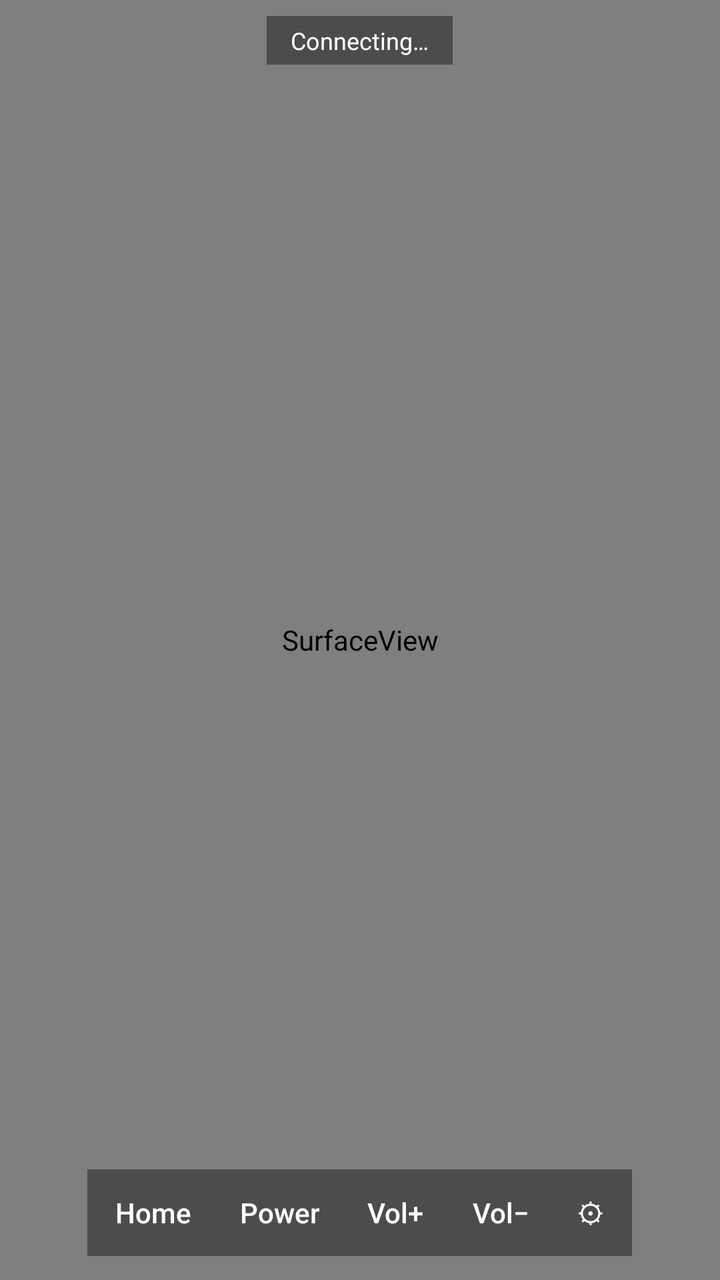
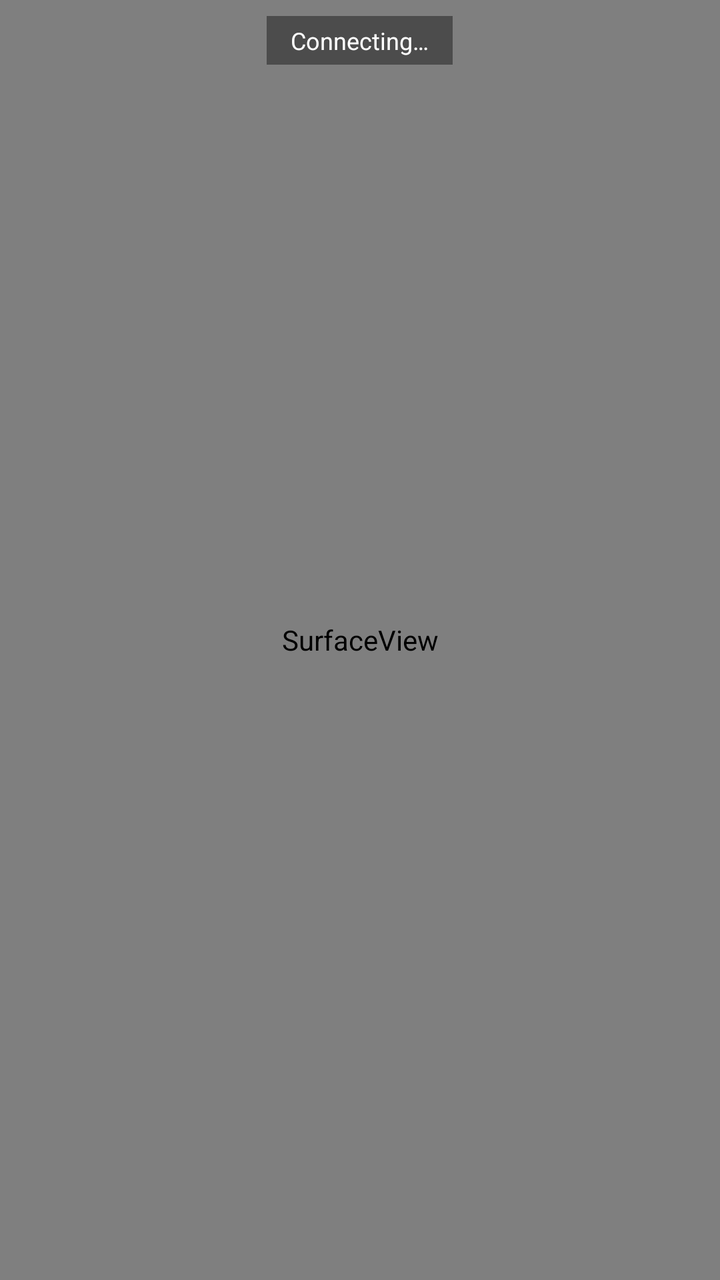

The first picture is an Android layout as it rendered before a commit; the second is the same layout after the commit. The layout source and the unified diff follow.
<!-- AndroidManifest.xml: activity theme Theme.VPhoneClient.Fullscreen -->
<!-- res/layout/activity_main.xml -->
<?xml version="1.0" encoding="utf-8"?>
<FrameLayout xmlns:android="http://schemas.android.com/apk/res/android"
    android:id="@+id/root"
    android:layout_width="match_parent"
    android:layout_height="match_parent"
    android:background="#000000">

    <SurfaceView
        android:id="@+id/surface"
        android:layout_width="match_parent"
        android:layout_height="match_parent"
        android:layout_gravity="center" />

    <TextView
        android:id="@+id/status"
        android:layout_width="wrap_content"
        android:layout_height="wrap_content"
        android:layout_gravity="top|center_horizontal"
        android:layout_marginTop="8dp"
        android:paddingLeft="12dp"
        android:paddingRight="12dp"
        android:paddingTop="4dp"
        android:paddingBottom="4dp"
        android:background="#66000000"
        android:text="@string/status_connecting"
        android:textColor="#FFFFFF"
        android:textSize="12sp" />

    <LinearLayout
        android:layout_width="wrap_content"
        android:layout_height="wrap_content"
        android:layout_gravity="bottom|center_horizontal"
        android:layout_marginBottom="12dp"
        android:background="#66000000"
        android:orientation="horizontal"
        android:padding="2dp">

        <Button
            android:id="@+id/btn_home"
            style="@style/ControlButton"
            android:layout_width="wrap_content"
            android:layout_height="wrap_content"
            android:text="@string/home" />

        <Button
            android:id="@+id/btn_power"
            style="@style/ControlButton"
            android:layout_width="wrap_content"
            android:layout_height="wrap_content"
            android:text="@string/power" />

        <Button
            android:id="@+id/btn_vol_up"
            style="@style/ControlButton"
            android:layout_width="wrap_content"
            android:layout_height="wrap_content"
            android:text="@string/volume_up" />

        <Button
            android:id="@+id/btn_vol_down"
            style="@style/ControlButton"
            android:layout_width="wrap_content"
            android:layout_height="wrap_content"
            android:text="@string/volume_down" />

        <Button
            android:id="@+id/btn_settings"
            style="@style/ControlButton"
            android:layout_width="wrap_content"
            android:layout_height="wrap_content"
            android:text="⚙" />

    </LinearLayout>

</FrameLayout>
<!-- resources referenced by this layout -->
<resources>
  <string name="home">Home</string>
  <string name="power">Power</string>
  <string name="status_connecting">Connecting…</string>
  <string name="volume_down">Vol−</string>
  <string name="volume_up">Vol+</string>
  <style name="ControlButton" parent="Widget.AppCompat.Button.Borderless">
          <item name="android:textColor">#FFFFFF</item>
          <item name="android:textAllCaps">false</item>
          <item name="android:minWidth">0dp</item>
          <item name="android:minHeight">0dp</item>
          <item name="android:paddingLeft">12dp</item>
          <item name="android:paddingRight">12dp</item>
      </style>
  <style name="Theme.VPhoneClient.Fullscreen" parent="Theme.VPhoneClient">
          <item name="android:windowFullscreen">true</item>
          <item name="android:windowLayoutInDisplayCutoutMode">shortEdges</item>
      </style>
  <style name="Theme.VPhoneClient" parent="Theme.Material3.DayNight.NoActionBar" />
</resources>

<!-- the commit's change to res/layout/activity_main.xml (unified diff, before → after) -->
@@ -26,50 +26,4 @@
         android:textColor="#FFFFFF"
         android:textSize="12sp" />
 
-    <LinearLayout
-        android:layout_width="wrap_content"
-        android:layout_height="wrap_content"
-        android:layout_gravity="bottom|center_horizontal"
-        android:layout_marginBottom="12dp"
-        android:background="#66000000"
-        android:orientation="horizontal"
-        android:padding="2dp">
-
-        <Button
-            android:id="@+id/btn_home"
-            style="@style/ControlButton"
-            android:layout_width="wrap_content"
-            android:layout_height="wrap_content"
-            android:text="@string/home" />
-
-        <Button
-            android:id="@+id/btn_power"
-            style="@style/ControlButton"
-            android:layout_width="wrap_content"
-            android:layout_height="wrap_content"
-            android:text="@string/power" />
-
-        <Button
-            android:id="@+id/btn_vol_up"
-            style="@style/ControlButton"
-            android:layout_width="wrap_content"
-            android:layout_height="wrap_content"
-            android:text="@string/volume_up" />
-
-        <Button
-            android:id="@+id/btn_vol_down"
-            style="@style/ControlButton"
-            android:layout_width="wrap_content"
-            android:layout_height="wrap_content"
-            android:text="@string/volume_down" />
-
-        <Button
-            android:id="@+id/btn_settings"
-            style="@style/ControlButton"
-            android:layout_width="wrap_content"
-            android:layout_height="wrap_content"
-            android:text="⚙" />
-
-    </LinearLayout>
-
 </FrameLayout>
<!-- resource entries referenced after the edit -->
@@ -1,18 +1,6 @@
 <!-- resources referenced by this layout -->
 <resources>
-  <string name="home">Home</string>
-  <string name="power">Power</string>
   <string name="status_connecting">Connecting…</string>
-  <string name="volume_down">Vol−</string>
-  <string name="volume_up">Vol+</string>
-  <style name="ControlButton" parent="Widget.AppCompat.Button.Borderless">
-          <item name="android:textColor">#FFFFFF</item>
-          <item name="android:textAllCaps">false</item>
-          <item name="android:minWidth">0dp</item>
-          <item name="android:minHeight">0dp</item>
-          <item name="android:paddingLeft">12dp</item>
-          <item name="android:paddingRight">12dp</item>
-      </style>
   <style name="Theme.VPhoneClient.Fullscreen" parent="Theme.VPhoneClient">
           <item name="android:windowFullscreen">true</item>
           <item name="android:windowLayoutInDisplayCutoutMode">shortEdges</item>
